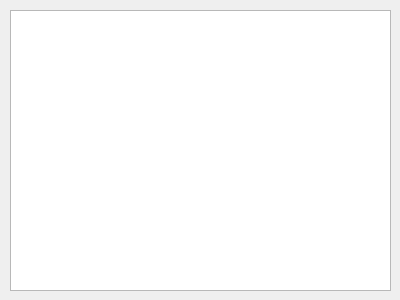
AlexeyScherbakov2021/Remont2, file Remont/treeitemsform.ui: the form before one commit.
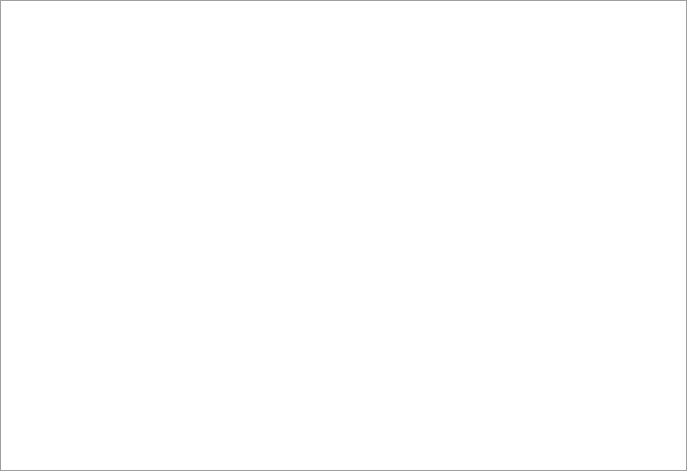
The form after the commit.

What changed in the file:
```diff
--- a/Remont/treeitemsform.ui
+++ b/Remont/treeitemsform.ui
@@ -6,21 +6,42 @@
    <rect>
     <x>0</x>
     <y>0</y>
-    <width>400</width>
-    <height>300</height>
+    <width>688</width>
+    <height>472</height>
    </rect>
   </property>
+  <property name="sizePolicy">
+   <sizepolicy hsizetype="Preferred" vsizetype="Preferred">
+    <horstretch>0</horstretch>
+    <verstretch>0</verstretch>
+   </sizepolicy>
+  </property>
   <property name="windowTitle">
    <string>Form</string>
   </property>
+  <layout class="QVBoxLayout" name="verticalLayout">
+   <property name="leftMargin">
+    <number>0</number>
+   </property>
+   <property name="topMargin">
+    <number>0</number>
+   </property>
+   <property name="rightMargin">
+    <number>0</number>
+   </property>
+   <property name="bottomMargin">
+    <number>0</number>
+   </property>
+   <item>
   <widget class="QTreeWidget" name="treeWidget">
-   <property name="geometry">
-    <rect>
-     <x>10</x>
-     <y>10</y>
-     <width>381</width>
-     <height>281</height>
-    </rect>
+     <property name="frameShape">
+      <enum>QFrame::Shape::Box</enum>
+     </property>
+     <property name="iconSize">
+      <size>
+       <width>20</width>
+       <height>20</height>
+      </size>
    </property>
    <attribute name="headerVisible">
     <bool>false</bool>
@@ -31,6 +52,8 @@
     </property>
    </column>
   </widget>
+   </item>
+  </layout>
  </widget>
  <resources/>
  <connections/>
```
Lines whose indentation alone changed are shown as unchanged.
